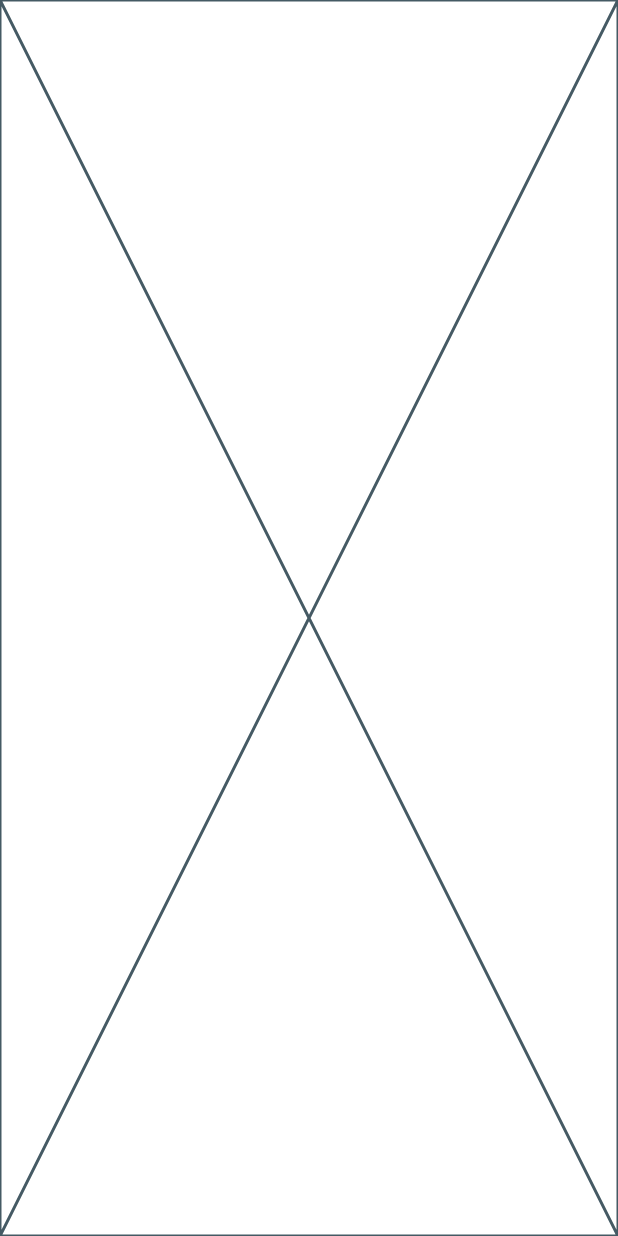
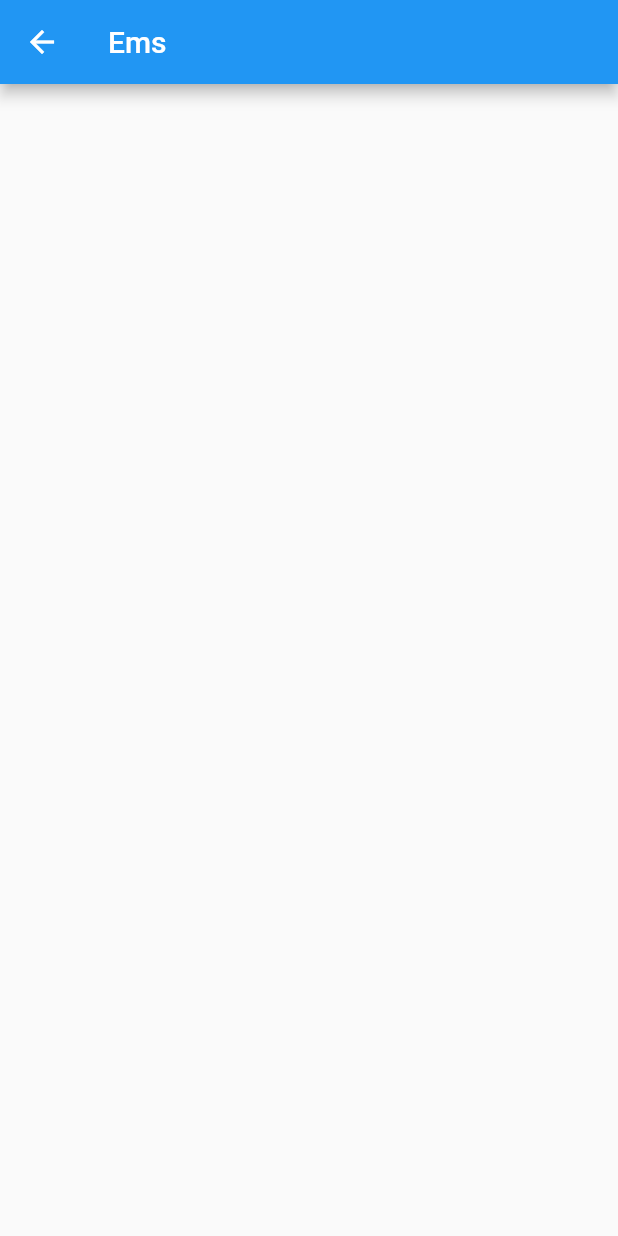
Before and after one commit to dassudip2001/flutter-app, a Flutter app: the screen it shows after launch, after a tap on the "arrow forward" icon, on a phone screen of 412 x 824 dp. Run offline on Flutter 3.47's test engine with Material 2 defaults, Android fonts, the phone set to English and light mode, and no system bars.

Commit message:
dash board add

```diff
--- a/lib/dashboard.dart
+++ b/lib/dashboard.dart
@@ -1,4 +1,5 @@
 import 'package:flutter/cupertino.dart';
+import 'package:flutter/material.dart';
 
 class Dashboard extends StatefulWidget {
   const Dashboard({Key? key}) : super(key: key);
@@ -10,6 +11,8 @@ class Dashboard extends StatefulWidget {
 class _DashboardState extends State<Dashboard> {
   @override
   Widget build(BuildContext context) {
-    return const Placeholder();
+    return Scaffold(
+      appBar: AppBar(title: Text("Ems")),
+    );
   }
 }
```
